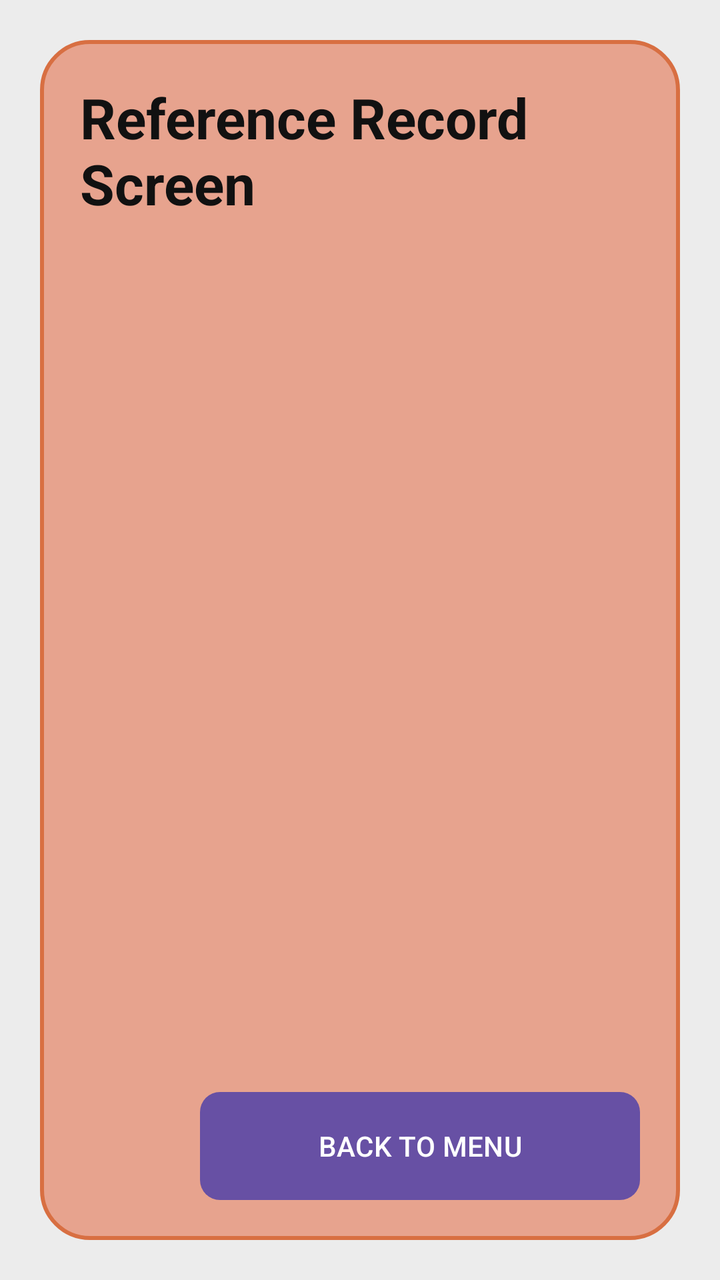
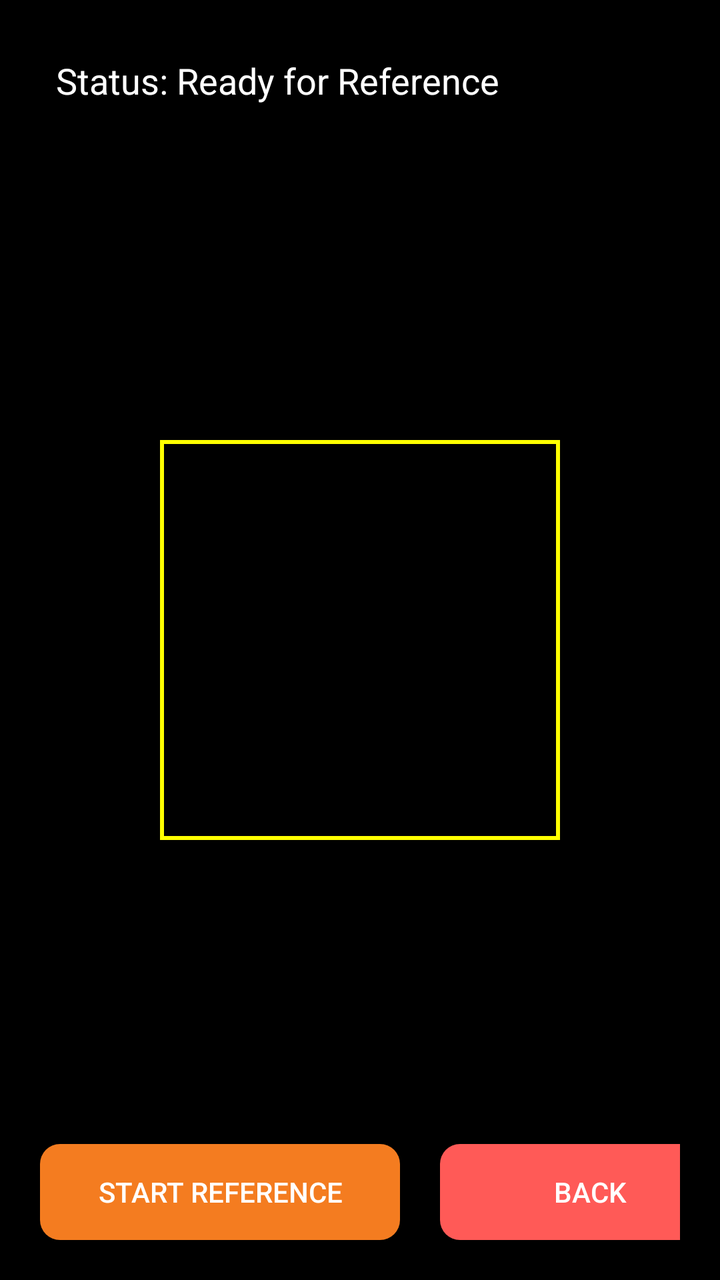

Two renders of the same Android screen: before a commit and after it. Below are the layout's source before the change and the commit's diff.
<!-- AndroidManifest.xml: application theme Theme.FlaCo -->
<!-- res/layout/activity_reference.xml -->
<?xml version="1.0" encoding="utf-8"?>
<FrameLayout xmlns:android="http://schemas.android.com/apk/res/android"
    android:layout_width="match_parent"
    android:layout_height="match_parent"
    android:background="#ECECEC"
    android:padding="20dp">

    <LinearLayout
        android:layout_width="match_parent"
        android:layout_height="match_parent"
        android:background="@drawable/bg_screen_panel"
        android:orientation="vertical"
        android:padding="20dp">

        <TextView
            android:layout_width="wrap_content"
            android:layout_height="wrap_content"
            android:text="Reference Record Screen"
            android:textColor="@color/text_dark"
            android:textSize="28sp"
            android:textStyle="bold" />

        <Space
            android:layout_width="match_parent"
            android:layout_height="0dp"
            android:layout_weight="1" />

        <Button
            android:id="@+id/btnBackReference"
            android:layout_width="220dp"
            android:layout_height="54dp"
            android:layout_gravity="end"
            android:background="@drawable/bg_button_red"
            android:text="BACK TO MENU"
            android:textAllCaps="false"
            android:textColor="@color/white" />
    </LinearLayout>
</FrameLayout>
<!-- resources referenced by this layout -->
<resources>
  <color name="text_dark">#111111</color>
  <color name="white">#FFFFFF</color>
  <!-- drawable bg_button_red (drawable) -->
  <?xml version="1.0" encoding="utf-8"?>
  <shape xmlns:android="http://schemas.android.com/apk/res/android">
      <solid android:color="@color/btn_red" />
      <corners android:radius="10dp" />
  </shape>
  <!-- drawable bg_screen_panel (drawable) -->
  <?xml version="1.0" encoding="utf-8"?>
  <shape xmlns:android="http://schemas.android.com/apk/res/android">
      <solid android:color="@color/mockup_bg" />
      <stroke
          android:width="2dp"
          android:color="@color/panel_border" />
      <corners android:radius="24dp" />
  </shape>
  <style name="Theme.FlaCo" parent="Theme.Material3.DayNight.NoActionBar">
          <item name="android:statusBarColor">@android:color/transparent</item>
          <item name="android:windowLightStatusBar">true</item>
      </style>
  <color name="btn_red">#FF5A57</color>
  <color name="mockup_bg">#E7A38E</color>
  <color name="panel_border">#D86F42</color>
</resources>

<!-- the commit's change to res/layout/activity_reference.xml (unified diff, before → after) -->
@@ -2,37 +2,64 @@
 <FrameLayout xmlns:android="http://schemas.android.com/apk/res/android"
     android:layout_width="match_parent"
     android:layout_height="match_parent"
-    android:background="#ECECEC"
-    android:padding="20dp">
+    android:background="#000000">
 
-    <LinearLayout
+    
+    <TextureView
+        android:id="@+id/cameraTextureView"
+        android:layout_width="match_parent"
+        android:layout_height="match_parent" />
+
+    
+    <View
+        android:id="@+id/roiOverlay"
+        android:layout_width="200dp"
+        android:layout_height="200dp"
+        android:layout_gravity="center"
+        android:background="@drawable/bg_roi_frame" />
+
+    
+    <RelativeLayout
         android:layout_width="match_parent"
         android:layout_height="match_parent"
-        android:background="@drawable/bg_screen_panel"
-        android:orientation="vertical"
         android:padding="20dp">
 
         <TextView
+            android:id="@+id/tvStatus"
             android:layout_width="wrap_content"
             android:layout_height="wrap_content"
-            android:text="Reference Record Screen"
-            android:textColor="@color/text_dark"
-            android:textSize="28sp"
-            android:textStyle="bold" />
+            android:text="Status: Ready for Reference"
+            android:textColor="#FFFFFF"
+            android:textSize="18sp"
+            android:background="#80000000"
+            android:padding="8dp"/>
 
-        <Space
-            android:layout_width="match_parent"
-            android:layout_height="0dp"
-            android:layout_weight="1" />
+        <LinearLayout
+            android:layout_width="wrap_content"
+            android:layout_height="wrap_content"
+            android:layout_alignParentBottom="true"
+            android:layout_centerHorizontal="true"
+            android:orientation="horizontal">
 
-        <Button
-            android:id="@+id/btnBackReference"
-            android:layout_width="220dp"
-            android:layout_height="54dp"
-            android:layout_gravity="end"
-            android:background="@drawable/bg_button_red"
-            android:text="BACK TO MENU"
-            android:textAllCaps="false"
-            android:textColor="@color/white" />
-    </LinearLayout>
+            <Button
+                android:id="@+id/btnStartRecord"
+                android:layout_width="180dp"
+                android:layout_height="wrap_content"
+                android:background="@drawable/bg_button_orange"
+                android:text="START REFERENCE"
+                android:textColor="#FFFFFF" />
+
+            <Space
+                android:layout_width="20dp"
+                android:layout_height="wrap_content" />
+
+            <Button
+                android:id="@+id/btnBackReference"
+                android:layout_width="150dp"
+                android:layout_height="wrap_content"
+                android:background="@drawable/bg_button_red"
+                android:text="BACK"
+                android:textColor="#FFFFFF" />
+        </LinearLayout>
+    </RelativeLayout>
 </FrameLayout>
<!-- resource entries referenced after the edit -->
@@ -1,28 +1,31 @@
 <!-- resources referenced by this layout -->
 <resources>
-  <color name="text_dark">#111111</color>
-  <color name="white">#FFFFFF</color>
+  <!-- drawable bg_button_orange (drawable) -->
+  <?xml version="1.0" encoding="utf-8"?>
+  <shape xmlns:android="http://schemas.android.com/apk/res/android">
+      <solid android:color="@color/btn_orange" />
+      <corners android:radius="10dp" />
+  </shape>
   <!-- drawable bg_button_red (drawable) -->
   <?xml version="1.0" encoding="utf-8"?>
   <shape xmlns:android="http://schemas.android.com/apk/res/android">
       <solid android:color="@color/btn_red" />
       <corners android:radius="10dp" />
   </shape>
-  <!-- drawable bg_screen_panel (drawable) -->
+  <!-- drawable bg_roi_frame (drawable) -->
   <?xml version="1.0" encoding="utf-8"?>
   <shape xmlns:android="http://schemas.android.com/apk/res/android">
-      <solid android:color="@color/mockup_bg" />
       <stroke
           android:width="2dp"
-          android:color="@color/panel_border" />
-      <corners android:radius="24dp" />
+          android:color="#FFFF00" /> 
+      <solid android:color="#00000000" />
   </shape>
-  <style name="Theme.FlaCo" parent="Theme.Material3.DayNight.NoActionBar">
-          <item name="android:statusBarColor">@android:color/transparent</item>
-          <item name="android:windowLightStatusBar">true</item>
+  <style name="Theme.FlaCo" parent="Theme.AppCompat.Light.NoActionBar">
+          
+          <item name="android:statusBarColor">?attr/colorPrimary</item>
+          
       </style>
+  <color name="btn_orange">#F47C20</color>
   <color name="btn_red">#FF5A57</color>
-  <color name="mockup_bg">#E7A38E</color>
-  <color name="panel_border">#D86F42</color>
 </resources>
 
